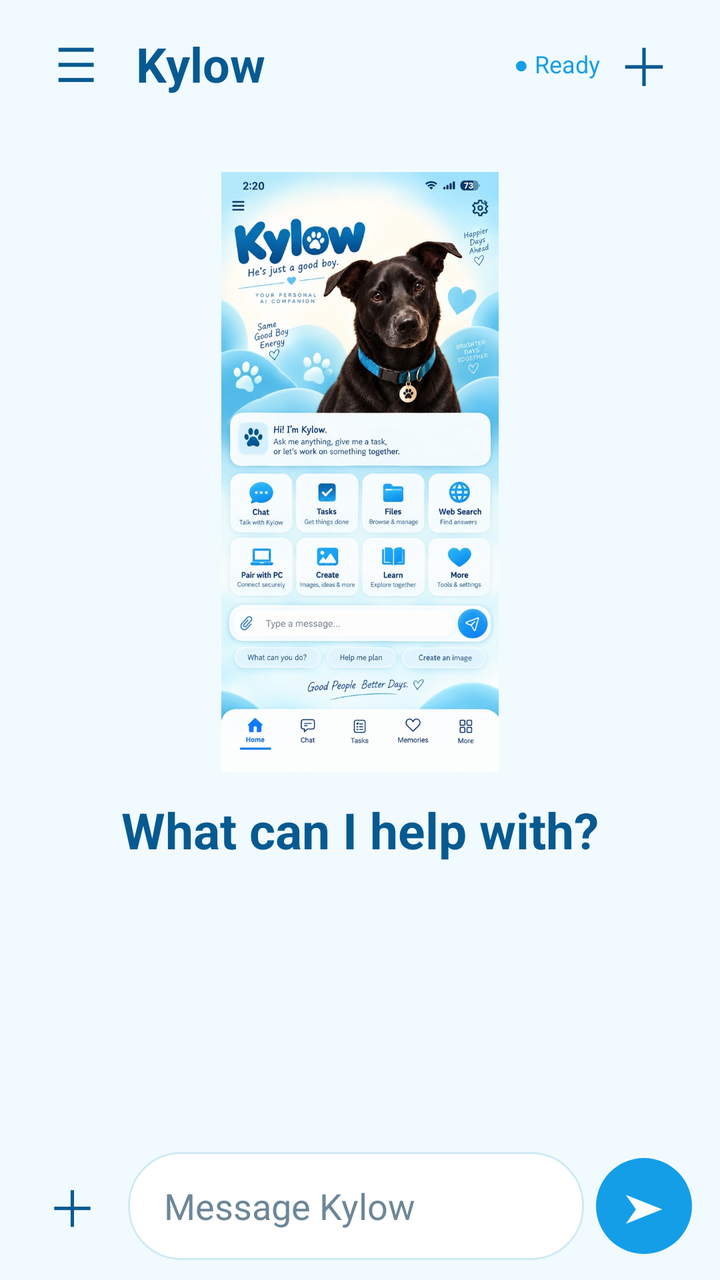
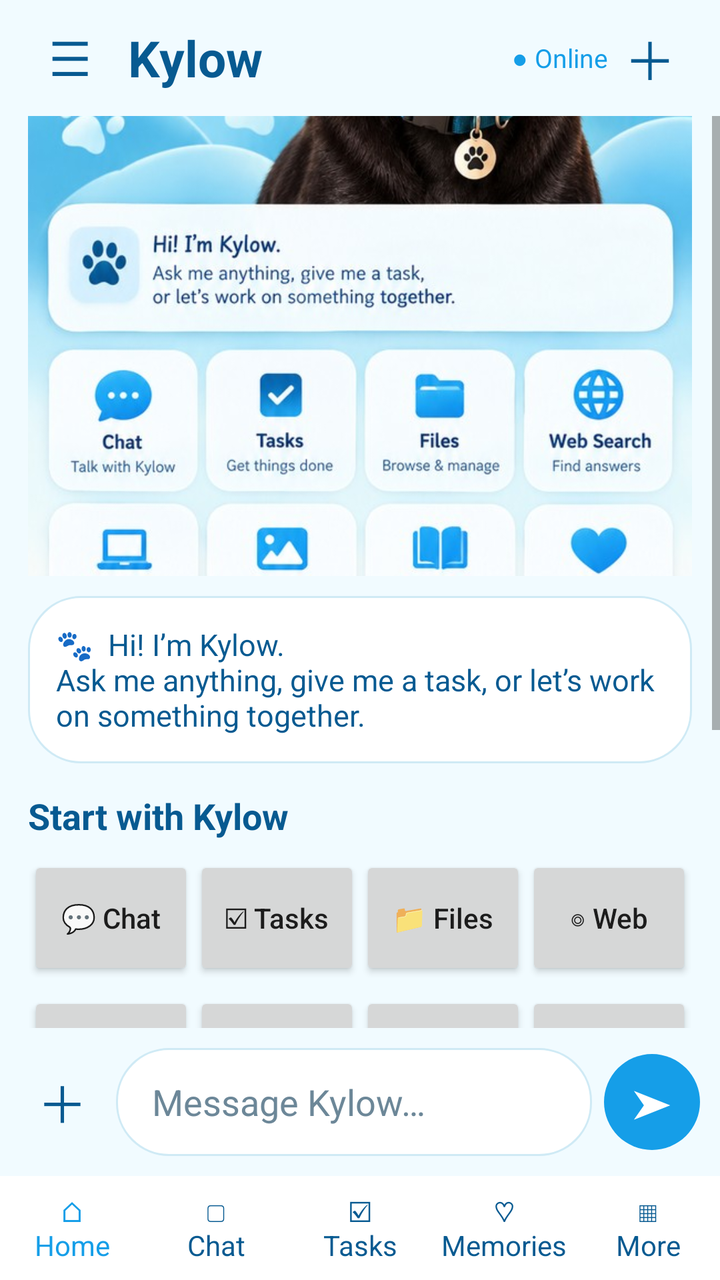

Compare the two renders of this Android layout. The source of the first and the diff that turns it into the second are given below.
<!-- AndroidManifest.xml: application theme Theme.Kylow -->
<!-- res/layout/activity_main.xml -->
<LinearLayout xmlns:android="http://schemas.android.com/apk/res/android" android:id="@+id/rootLayout" android:layout_width="match_parent" android:layout_height="match_parent" android:orientation="vertical" android:background="@color/kylow_soft">
<LinearLayout android:layout_width="match_parent" android:layout_height="64dp" android:gravity="center_vertical" android:paddingHorizontal="16dp"><TextView android:id="@+id/menuButton" android:layout_width="44dp" android:layout_height="44dp" android:gravity="center" android:text="☰" android:textSize="24sp" android:textColor="@color/kylow_ink"/><TextView android:layout_width="0dp" android:layout_height="wrap_content" android:layout_weight="1" android:text="Kylow" android:textSize="24sp" android:textStyle="bold" android:textColor="@color/kylow_ink" android:paddingStart="8dp"/><TextView android:id="@+id/status" android:layout_width="wrap_content" android:layout_height="wrap_content" android:text="● Ready" android:textSize="12sp" android:textColor="@color/kylow_blue"/><TextView android:id="@+id/newChatButton" android:layout_width="44dp" android:layout_height="44dp" android:gravity="center" android:text="＋" android:textSize="26sp" android:textColor="@color/kylow_ink"/></LinearLayout>
<ScrollView android:id="@+id/chatScroll" android:layout_width="match_parent" android:layout_height="0dp" android:layout_weight="1" android:fillViewport="true"><LinearLayout android:layout_width="match_parent" android:layout_height="wrap_content" android:minHeight="400dp" android:orientation="vertical" android:paddingHorizontal="20dp"><LinearLayout android:id="@+id/welcomePanel" android:layout_width="match_parent" android:layout_height="wrap_content" android:gravity="center" android:orientation="vertical" android:paddingTop="22dp"><ImageView android:layout_width="300dp" android:layout_height="300dp" android:adjustViewBounds="true" android:scaleType="fitCenter" android:src="@drawable/kylow_ui_600" android:contentDescription="Kylow approved welcome artwork"/><TextView android:layout_width="wrap_content" android:layout_height="wrap_content" android:text="What can I help with?" android:textSize="25sp" android:textStyle="bold" android:textColor="@color/kylow_ink" android:layout_marginTop="12dp"/></LinearLayout><TextView android:id="@+id/chatText" android:layout_width="match_parent" android:layout_height="wrap_content" android:paddingTop="18dp" android:paddingBottom="18dp" android:textColor="@color/kylow_ink" android:textSize="17sp" android:lineSpacingExtra="6dp"/></LinearLayout></ScrollView>
<LinearLayout android:id="@+id/toolBar" android:layout_width="match_parent" android:layout_height="wrap_content" android:visibility="gone" android:orientation="horizontal" android:paddingHorizontal="16dp" android:paddingBottom="8dp"><Button android:id="@+id/filesButton" android:layout_width="0dp" android:layout_height="44dp" android:layout_weight="1" android:text="Files" android:textAllCaps="false"/><Button android:id="@+id/webButton" android:layout_width="0dp" android:layout_height="44dp" android:layout_weight="1" android:text="Web" android:textAllCaps="false"/><Button android:id="@+id/tasksButton" android:layout_width="0dp" android:layout_height="44dp" android:layout_weight="1" android:text="Tasks" android:textAllCaps="false"/></LinearLayout>
<LinearLayout android:layout_width="match_parent" android:layout_height="wrap_content" android:gravity="center_vertical" android:paddingHorizontal="14dp" android:paddingTop="8dp" android:paddingBottom="10dp"><TextView android:id="@+id/toolsButton" android:layout_width="44dp" android:layout_height="52dp" android:gravity="center" android:text="＋" android:textSize="25sp" android:textColor="@color/kylow_ink"/><EditText android:id="@+id/messageInput" android:layout_width="0dp" android:layout_height="wrap_content" android:minHeight="54dp" android:maxHeight="150dp" android:layout_weight="1" android:layout_marginHorizontal="6dp" android:hint="Message Kylow" android:textColor="@color/kylow_ink" android:textColorHint="@color/kylow_muted" android:background="@drawable/kylow_composer" android:gravity="center_vertical|start" android:inputType="textCapSentences|textMultiLine" android:paddingHorizontal="18dp" android:paddingVertical="12dp" android:scrollbars="vertical"/><TextView android:id="@+id/sendButton" android:layout_width="48dp" android:layout_height="48dp" android:gravity="center" android:background="@drawable/kylow_send" android:text="➤" android:textSize="20sp" android:textColor="@color/kylow_white"/></LinearLayout>
</LinearLayout>
<!-- resources referenced by this layout -->
<resources>
  <color name="kylow_blue">#159EE8</color>
  <color name="kylow_ink">#075A91</color>
  <color name="kylow_muted">#6C8798</color>
  <color name="kylow_soft">#F1FBFF</color>
  <color name="kylow_white">#FFFFFF</color>
  <!-- drawable kylow_composer (drawable) -->
  <shape xmlns:android="http://schemas.android.com/apk/res/android" android:shape="rectangle"><solid android:color="@color/kylow_white"/><corners android:radius="26dp"/><stroke android:width="1dp" android:color="@color/kylow_border"/></shape>
  <!-- drawable kylow_send (drawable) -->
  <shape xmlns:android="http://schemas.android.com/apk/res/android" android:shape="oval"><solid android:color="@color/kylow_blue"/></shape>
  <!-- drawable kylow_ui_600: jpg bitmap (drawable-nodpi, 156897 bytes) -->
  <style name="Theme.Kylow" parent="Theme.AppCompat.DayNight.NoActionBar" />
  <color name="kylow_border">#CFEAF5</color>
</resources>

<!-- the commit's change to res/layout/activity_main.xml (unified diff, before → after) -->
@@ -1,6 +1,16 @@
 <LinearLayout xmlns:android="http://schemas.android.com/apk/res/android" android:id="@+id/rootLayout" android:layout_width="match_parent" android:layout_height="match_parent" android:orientation="vertical" android:background="@color/kylow_soft">
-<LinearLayout android:layout_width="match_parent" android:layout_height="64dp" android:gravity="center_vertical" android:paddingHorizontal="16dp"><TextView android:id="@+id/menuButton" android:layout_width="44dp" android:layout_height="44dp" android:gravity="center" android:text="☰" android:textSize="24sp" android:textColor="@color/kylow_ink"/><TextView android:layout_width="0dp" android:layout_height="wrap_content" android:layout_weight="1" android:text="Kylow" android:textSize="24sp" android:textStyle="bold" android:textColor="@color/kylow_ink" android:paddingStart="8dp"/><TextView android:id="@+id/status" android:layout_width="wrap_content" android:layout_height="wrap_content" android:text="● Ready" android:textSize="12sp" android:textColor="@color/kylow_blue"/><TextView android:id="@+id/newChatButton" android:layout_width="44dp" android:layout_height="44dp" android:gravity="center" android:text="＋" android:textSize="26sp" android:textColor="@color/kylow_ink"/></LinearLayout>
-<ScrollView android:id="@+id/chatScroll" android:layout_width="match_parent" android:layout_height="0dp" android:layout_weight="1" android:fillViewport="true"><LinearLayout android:layout_width="match_parent" android:layout_height="wrap_content" android:minHeight="400dp" android:orientation="vertical" android:paddingHorizontal="20dp"><LinearLayout android:id="@+id/welcomePanel" android:layout_width="match_parent" android:layout_height="wrap_content" android:gravity="center" android:orientation="vertical" android:paddingTop="22dp"><ImageView android:layout_width="300dp" android:layout_height="300dp" android:adjustViewBounds="true" android:scaleType="fitCenter" android:src="@drawable/kylow_ui_600" android:contentDescription="Kylow approved welcome artwork"/><TextView android:layout_width="wrap_content" android:layout_height="wrap_content" android:text="What can I help with?" android:textSize="25sp" android:textStyle="bold" android:textColor="@color/kylow_ink" android:layout_marginTop="12dp"/></LinearLayout><TextView android:id="@+id/chatText" android:layout_width="match_parent" android:layout_height="wrap_content" android:paddingTop="18dp" android:paddingBottom="18dp" android:textColor="@color/kylow_ink" android:textSize="17sp" android:lineSpacingExtra="6dp"/></LinearLayout></ScrollView>
-<LinearLayout android:id="@+id/toolBar" android:layout_width="match_parent" android:layout_height="wrap_content" android:visibility="gone" android:orientation="horizontal" android:paddingHorizontal="16dp" android:paddingBottom="8dp"><Button android:id="@+id/filesButton" android:layout_width="0dp" android:layout_height="44dp" android:layout_weight="1" android:text="Files" android:textAllCaps="false"/><Button android:id="@+id/webButton" android:layout_width="0dp" android:layout_height="44dp" android:layout_weight="1" android:text="Web" android:textAllCaps="false"/><Button android:id="@+id/tasksButton" android:layout_width="0dp" android:layout_height="44dp" android:layout_weight="1" android:text="Tasks" android:textAllCaps="false"/></LinearLayout>
-<LinearLayout android:layout_width="match_parent" android:layout_height="wrap_content" android:gravity="center_vertical" android:paddingHorizontal="14dp" android:paddingTop="8dp" android:paddingBottom="10dp"><TextView android:id="@+id/toolsButton" android:layout_width="44dp" android:layout_height="52dp" android:gravity="center" android:text="＋" android:textSize="25sp" android:textColor="@color/kylow_ink"/><EditText android:id="@+id/messageInput" android:layout_width="0dp" android:layout_height="wrap_content" android:minHeight="54dp" android:maxHeight="150dp" android:layout_weight="1" android:layout_marginHorizontal="6dp" android:hint="Message Kylow" android:textColor="@color/kylow_ink" android:textColorHint="@color/kylow_muted" android:background="@drawable/kylow_composer" android:gravity="center_vertical|start" android:inputType="textCapSentences|textMultiLine" android:paddingHorizontal="18dp" android:paddingVertical="12dp" android:scrollbars="vertical"/><TextView android:id="@+id/sendButton" android:layout_width="48dp" android:layout_height="48dp" android:gravity="center" android:background="@drawable/kylow_send" android:text="➤" android:textSize="20sp" android:textColor="@color/kylow_white"/></LinearLayout>
+<LinearLayout android:layout_width="match_parent" android:layout_height="58dp" android:gravity="center_vertical" android:paddingHorizontal="14dp"><TextView android:id="@+id/menuButton" android:layout_width="42dp" android:layout_height="42dp" android:gravity="center" android:text="☰" android:textSize="24sp" android:textColor="@color/kylow_ink"/><TextView android:layout_width="0dp" android:layout_height="wrap_content" android:layout_weight="1" android:text="Kylow" android:textSize="25sp" android:textStyle="bold" android:textColor="@color/kylow_ink" android:paddingStart="8dp"/><TextView android:id="@+id/status" android:layout_width="wrap_content" android:layout_height="wrap_content" android:text="● Online" android:textSize="13sp" android:textColor="@color/kylow_blue"/><TextView android:id="@+id/newChatButton" android:layout_width="42dp" android:layout_height="42dp" android:gravity="center" android:text="＋" android:textSize="26sp" android:textColor="@color/kylow_ink"/></LinearLayout>
+<ScrollView android:id="@+id/chatScroll" android:layout_width="match_parent" android:layout_height="0dp" android:layout_weight="1" android:fillViewport="true"><LinearLayout android:layout_width="match_parent" android:layout_height="wrap_content" android:orientation="vertical" android:paddingHorizontal="14dp"><LinearLayout android:id="@+id/welcomePanel" android:layout_width="match_parent" android:layout_height="wrap_content" android:orientation="vertical">
+<ImageView android:layout_width="match_parent" android:layout_height="230dp" android:scaleType="centerCrop" android:src="@drawable/kylow_ui_600" android:contentDescription="Kylow approved artwork"/>
+<TextView android:layout_width="match_parent" android:layout_height="wrap_content" android:layout_marginTop="10dp" android:background="@drawable/kylow_composer" android:padding="14dp" android:text="🐾  Hi! I’m Kylow.\nAsk me anything, give me a task, or let’s work on something together." android:textColor="@color/kylow_ink" android:textSize="15sp"/>
+<TextView android:layout_width="match_parent" android:layout_height="wrap_content" android:layout_marginTop="14dp" android:text="Start with Kylow" android:textStyle="bold" android:textSize="18sp" android:textColor="@color/kylow_ink"/>
+<LinearLayout android:layout_width="match_parent" android:layout_height="wrap_content" android:orientation="horizontal" android:layout_marginTop="8dp"><Button android:id="@+id/chatHomeButton" android:layout_width="0dp" android:layout_height="62dp" android:layout_weight="1" android:text="💬 Chat" android:textAllCaps="false"/><Button android:id="@+id/tasksHomeButton" android:layout_width="0dp" android:layout_height="62dp" android:layout_weight="1" android:text="☑ Tasks" android:textAllCaps="false"/><Button android:id="@+id/filesHomeButton" android:layout_width="0dp" android:layout_height="62dp" android:layout_weight="1" android:text="📁 Files" android:textAllCaps="false"/><Button android:id="@+id/webHomeButton" android:layout_width="0dp" android:layout_height="62dp" android:layout_weight="1" android:text="◎ Web" android:textAllCaps="false"/></LinearLayout>
+<LinearLayout android:layout_width="match_parent" android:layout_height="wrap_content" android:orientation="horizontal" android:layout_marginTop="6dp"><Button android:id="@+id/pcHomeButton" android:layout_width="0dp" android:layout_height="58dp" android:layout_weight="1" android:text="▣ PC" android:textAllCaps="false"/><Button android:id="@+id/createHomeButton" android:layout_width="0dp" android:layout_height="58dp" android:layout_weight="1" android:text="▧ Create" android:textAllCaps="false"/><Button android:id="@+id/learnHomeButton" android:layout_width="0dp" android:layout_height="58dp" android:layout_weight="1" android:text="▤ Learn" android:textAllCaps="false"/><Button android:id="@+id/moreHomeButton" android:layout_width="0dp" android:layout_height="58dp" android:layout_weight="1" android:text="⚙ More" android:textAllCaps="false"/></LinearLayout>
+<TextView android:layout_width="match_parent" android:layout_height="wrap_content" android:layout_marginTop="14dp" android:text="Quick Actions" android:textStyle="bold" android:textSize="18sp" android:textColor="@color/kylow_ink"/>
+<LinearLayout android:layout_width="match_parent" android:layout_height="wrap_content" android:orientation="horizontal" android:layout_marginTop="6dp"><Button android:id="@+id/canDoButton" android:layout_width="0dp" android:layout_height="48dp" android:layout_weight="1" android:text="What can you do?" android:textAllCaps="false"/><Button android:id="@+id/planButton" android:layout_width="0dp" android:layout_height="48dp" android:layout_weight="1" android:text="Help me plan" android:textAllCaps="false"/><Button android:id="@+id/imageButton" android:layout_width="0dp" android:layout_height="48dp" android:layout_weight="1" android:text="Create image" android:textAllCaps="false"/></LinearLayout>
+<TextView android:layout_width="match_parent" android:layout_height="wrap_content" android:gravity="center" android:paddingVertical="16dp" android:text="Good People. Better Days. ♡     v0.8.0" android:textColor="@color/kylow_ink" android:textSize="13sp"/>
+</LinearLayout><TextView android:id="@+id/chatText" android:layout_width="match_parent" android:layout_height="wrap_content" android:padding="8dp" android:textColor="@color/kylow_ink" android:textSize="17sp" android:lineSpacingExtra="6dp"/></LinearLayout></ScrollView>
+<LinearLayout android:id="@+id/toolBar" android:layout_width="match_parent" android:layout_height="wrap_content" android:visibility="gone" android:orientation="horizontal" android:paddingHorizontal="14dp"><Button android:id="@+id/filesButton" android:layout_width="0dp" android:layout_height="44dp" android:layout_weight="1" android:text="Files" android:textAllCaps="false"/><Button android:id="@+id/webButton" android:layout_width="0dp" android:layout_height="44dp" android:layout_weight="1" android:text="Web" android:textAllCaps="false"/><Button android:id="@+id/tasksButton" android:layout_width="0dp" android:layout_height="44dp" android:layout_weight="1" android:text="Tasks" android:textAllCaps="false"/></LinearLayout>
+<LinearLayout android:layout_width="match_parent" android:layout_height="wrap_content" android:gravity="center_vertical" android:padding="10dp"><TextView android:id="@+id/toolsButton" android:layout_width="42dp" android:layout_height="52dp" android:gravity="center" android:text="＋" android:textSize="25sp" android:textColor="@color/kylow_ink"/><EditText android:id="@+id/messageInput" android:layout_width="0dp" android:layout_height="wrap_content" android:minHeight="54dp" android:maxHeight="130dp" android:layout_weight="1" android:layout_marginHorizontal="6dp" android:hint="Message Kylow…" android:textColor="@color/kylow_ink" android:textColorHint="@color/kylow_muted" android:background="@drawable/kylow_composer" android:inputType="textCapSentences|textMultiLine" android:paddingHorizontal="18dp"/><TextView android:id="@+id/sendButton" android:layout_width="48dp" android:layout_height="48dp" android:gravity="center" android:background="@drawable/kylow_send" android:text="➤" android:textSize="20sp" android:textColor="@color/kylow_white"/></LinearLayout>
+<LinearLayout android:layout_width="match_parent" android:layout_height="52dp" android:gravity="center" android:orientation="horizontal" android:background="@color/kylow_white"><TextView android:layout_width="0dp" android:layout_height="match_parent" android:layout_weight="1" android:gravity="center" android:text="⌂\nHome" android:textColor="@color/kylow_blue"/><TextView android:layout_width="0dp" android:layout_height="match_parent" android:layout_weight="1" android:gravity="center" android:text="▢\nChat" android:textColor="@color/kylow_ink"/><TextView android:layout_width="0dp" android:layout_height="match_parent" android:layout_weight="1" android:gravity="center" android:text="☑\nTasks" android:textColor="@color/kylow_ink"/><TextView android:layout_width="0dp" android:layout_height="match_parent" android:layout_weight="1" android:gravity="center" android:text="♡\nMemories" android:textColor="@color/kylow_ink"/><TextView android:layout_width="0dp" android:layout_height="match_parent" android:layout_weight="1" android:gravity="center" android:text="▦\nMore" android:textColor="@color/kylow_ink"/></LinearLayout>
 </LinearLayout>
